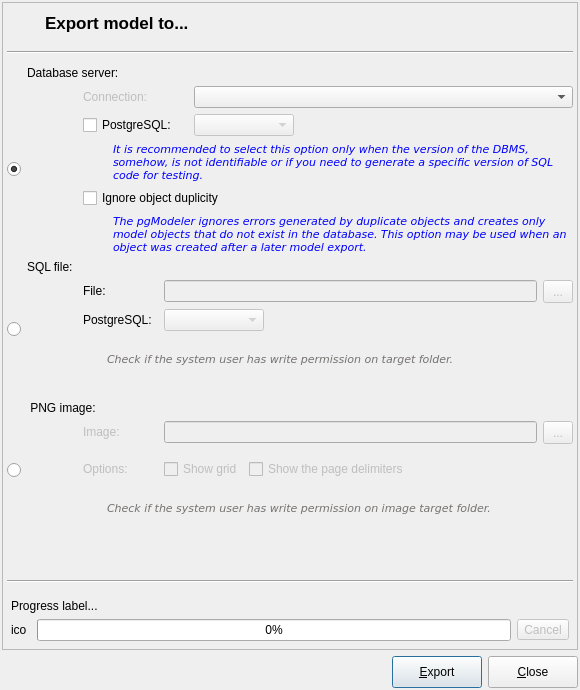
The window that libpgmodeler_ui/ui/modelexportform.ui (pgmodeler/pgmodeler) describes before a commit, drawn with Qt 5.
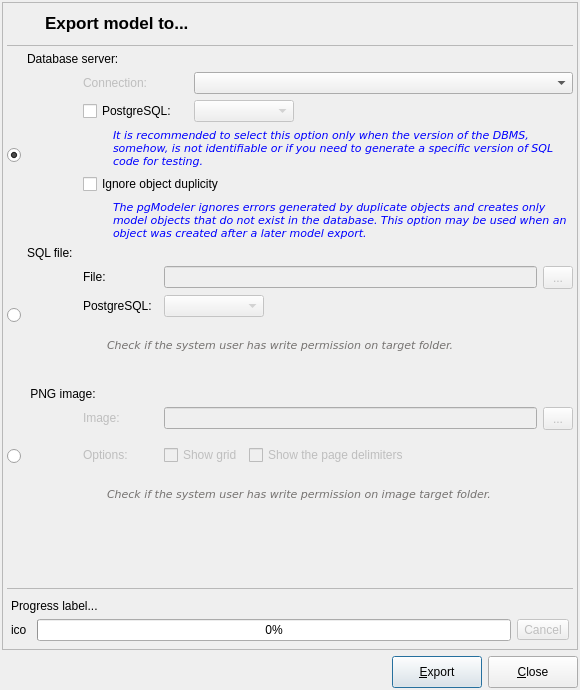
The same window after the commit. Icons and pictures are not drawn.

What changed in the file:
```diff
--- a/libpgmodeler_ui/ui/modelexportform.ui
+++ b/libpgmodeler_ui/ui/modelexportform.ui
@@ -690,11 +690,17 @@
         <property name="minimumSize">
          <size>
           <width>0</width>
-          <height>15</height>
+          <height>1</height>
+         </size>
+        </property>
+        <property name="maximumSize">
+         <size>
+          <width>16777215</width>
+          <height>1</height>
          </size>
         </property>
         <property name="frameShape">
-         <enum>QFrame::HLine</enum>
+         <enum>QFrame::StyledPanel</enum>
         </property>
         <property name="frameShadow">
          <enum>QFrame::Sunken</enum>
@@ -1165,11 +1171,17 @@
         <property name="minimumSize">
          <size>
           <width>0</width>
-          <height>15</height>
+          <height>1</height>
+         </size>
+        </property>
+        <property name="maximumSize">
+         <size>
+          <width>16777215</width>
+          <height>1</height>
          </size>
         </property>
         <property name="frameShape">
-         <enum>QFrame::HLine</enum>
+         <enum>QFrame::StyledPanel</enum>
         </property>
         <property name="frameShadow">
          <enum>QFrame::Sunken</enum>
```
